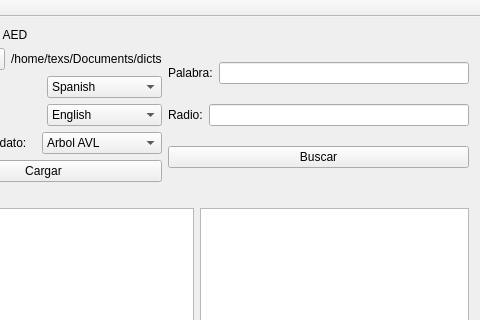
The window that windows/ui/mainwindow.ui (luantber/aedtraductor) describes before a commit, drawn with Qt 5; both pictures show x 86 to 566 and y 0 to 320 of the 566 by 485 pixel window.
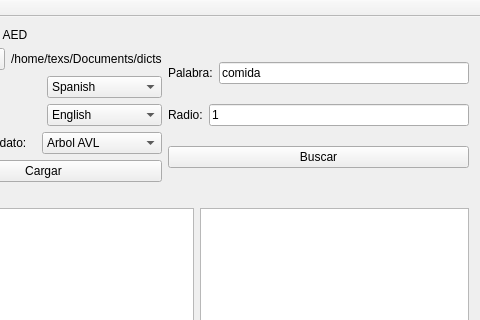
The same window after the commit.

Patch:
```diff
--- a/windows/ui/mainwindow.ui
+++ b/windows/ui/mainwindow.ui
@@ -190,7 +190,11 @@
            </widget>
           </item>
           <item>
-           <widget class="QLineEdit" name="palabra_lineEdit"/>
+           <widget class="QLineEdit" name="palabra_lineEdit">
+            <property name="text">
+             <string>comida</string>
+            </property>
+           </widget>
           </item>
          </layout>
         </item>
@@ -204,7 +208,11 @@
            </widget>
           </item>
           <item>
-           <widget class="QLineEdit" name="radio_lineEdit"/>
+           <widget class="QLineEdit" name="radio_lineEdit">
+            <property name="text">
+             <string>1</string>
+            </property>
+           </widget>
           </item>
          </layout>
         </item>
```
